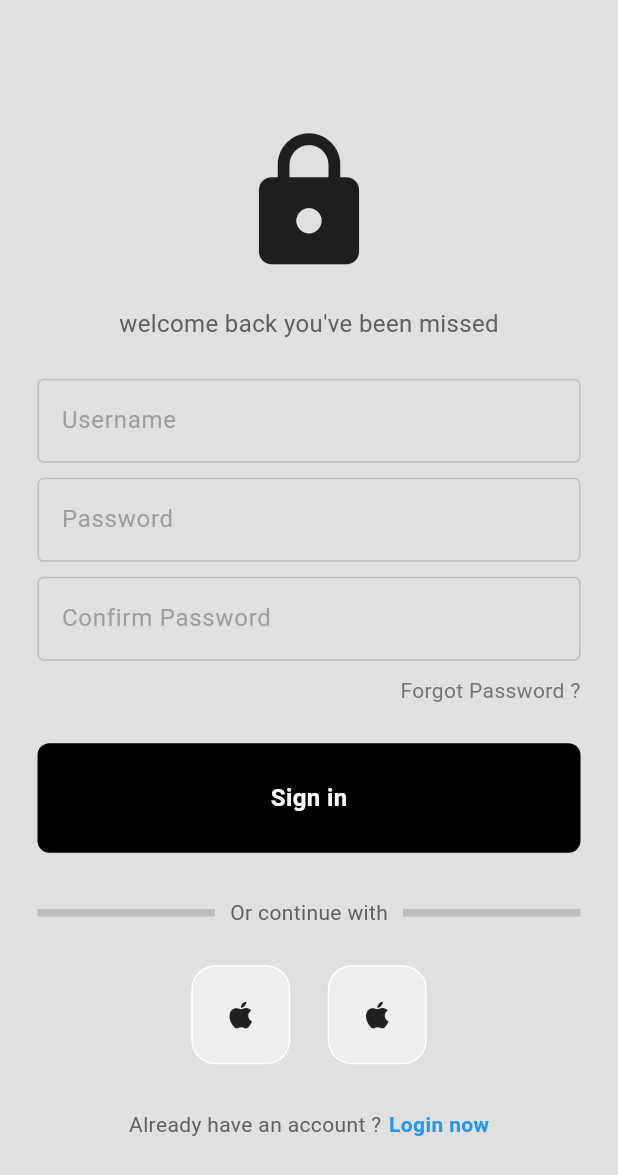
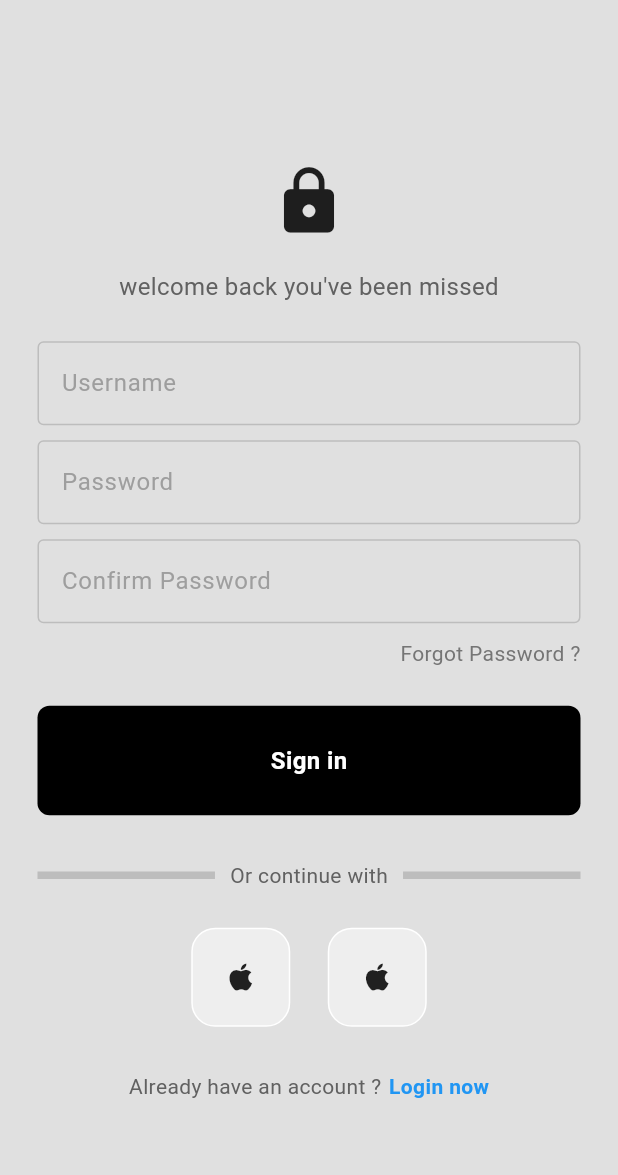
Before and after one commit to Darrylwin/goole_sign, a Flutter app: the screen it shows after launch, on a phone screen of 412 x 824 dp. Shown: the top 1175 px of the screen. Run offline on Flutter 3.47's test engine with Material 3 defaults, Android fonts, the phone set to English and light mode, and no system bars; our stand-ins replace firebase_auth, firebase_core; accounts and stored records are empty.

Commit message:
reduction de la taille de l'icone Icon.lock à la registration_page

```diff
--- a/lib/pages/register_page.dart
+++ b/lib/pages/register_page.dart
@@ -85,7 +85,7 @@
                 const Center(
                   child: Icon(
                     Icons.lock,
-                    size: 100,
+                    size: 50,
                   ),
                 ),
 
```
